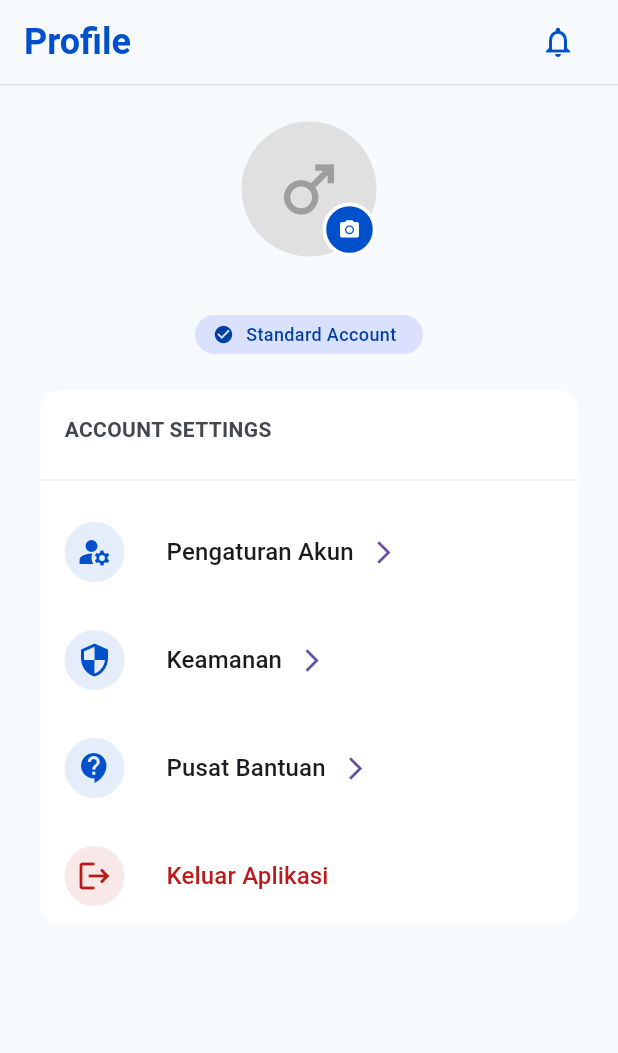
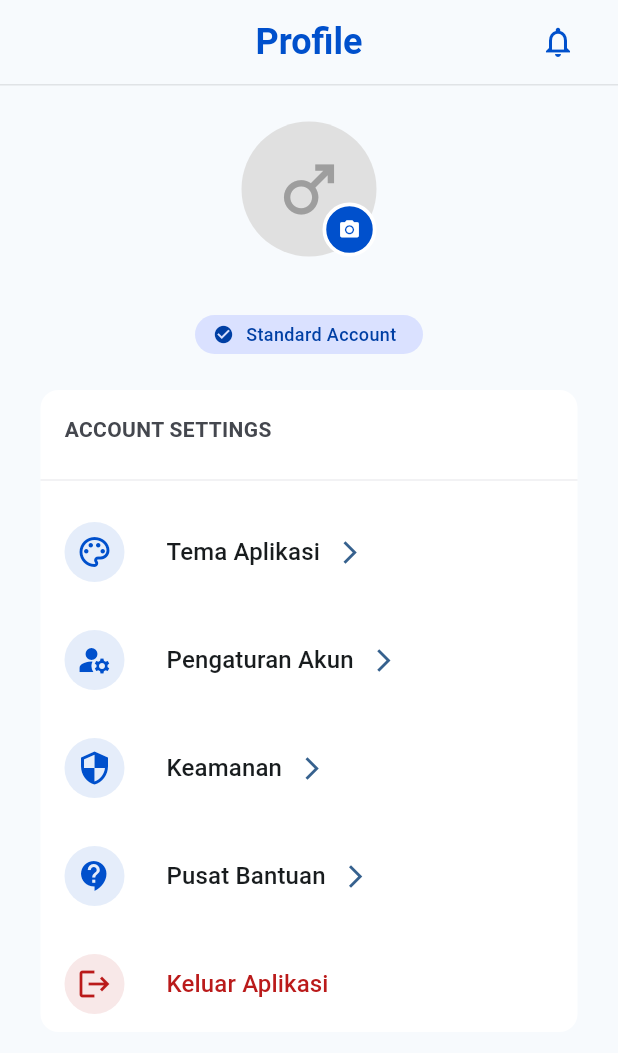
Before and after one commit to hernandoferry/projek_sintakqu_app, a Flutter app: the IndexProfile screen opened directly, on a phone screen of 412 x 824 dp. Shown: the top 1053 px of the screen. Run offline on Flutter 3.47's test engine with Material 3 defaults, Android fonts, the phone set to English and light mode, and no system bars; our stand-ins replace cloud_firestore, device_info_plus, dio, firebase_auth, firebase_core, fl_chart and 5 more; missing offline and left inert: excel; accounts and stored records are empty; generated files the repository leaves out were written again.

Commit message:
add: penambahan fitur dark/light tema

```diff
--- a/lib/helpers/edit_transaksi_helper.dart
+++ b/lib/helpers/edit_transaksi_helper.dart
@@ -18,7 +18,6 @@ class EditTransaksiHelper extends StatefulWidget {
 
   @override
   State<EditTransaksiHelper> createState() => _EditTransaksiHelperState();
-  // _EditTransaksiHelperState createState() => _EditTransaksiHelperState();
 }
 
 class _EditTransaksiHelperState extends State<EditTransaksiHelper> {
--- /dev/null
+++ b/lib/theme/app_theme.dart
@@ -0,0 +1,36 @@
+import 'package:flutter/material.dart';
+
+class AppTheme {
+  static ThemeData lightTheme = ThemeData(
+    useMaterial3: true,
+    brightness: Brightness.light,
+
+    colorSchemeSeed: Colors.blue,
+
+    scaffoldBackgroundColor: Colors.white,
+
+    appBarTheme: const AppBarTheme(centerTitle: true),
+
+    cardTheme: CardThemeData(
+      elevation: 3,
+      shape: RoundedRectangleBorder(borderRadius: BorderRadius.circular(15)),
+    ),
+  );
+
+  static ThemeData darkTheme = ThemeData(
+    useMaterial3: true,
+
+    brightness: Brightness.dark,
+
+    colorSchemeSeed: Colors.blue,
+
+    scaffoldBackgroundColor: const Color(0xff121212),
+
+    appBarTheme: const AppBarTheme(centerTitle: true),
+
+    cardTheme: CardThemeData(
+      elevation: 3,
+      shape: RoundedRectangleBorder(borderRadius: BorderRadius.circular(15)),
+    ),
+  );
+}
--- a/lib/view/laporan/index_laporan.dart
+++ b/lib/view/laporan/index_laporan.dart
@@ -19,7 +19,6 @@ class _IndexLaporanState extends State<IndexLaporan> {
   // 1. Inisialisasi controller dan penampung data di atas override build
   final TextEditingController _dateController = TextEditingController();
   List<TransaksiCloudModel> _hasilPencarian = [];
-  // List<Map<String, dynamic>> _hasilPencarian = [];
 
   // 2. Fungsi saat TextField di-tap
   Future<void> _pilihTanggal(BuildContext context) async {
--- a/lib/view/profile/index_profile.dart
+++ b/lib/view/profile/index_profile.dart
@@ -11,6 +11,7 @@ import 'package:sintakqu/services/firestore_service.dart';
 import 'package:sintakqu/view/profile/keamanan.dart';
 import 'package:sintakqu/view/profile/pengaturan_akun.dart';
 import 'package:sintakqu/view/profile/pusat_bantuan.dart';
+import 'package:sintakqu/view/profile/tema_aplikasi.dart';
 
 class IndexProfile extends StatefulWidget {
   final String defaultImageUrl;
@@ -314,6 +315,50 @@ class _IndexProfileState extends State<IndexProfile> {
                               backgroundColor: Color(0x1A0050CC),
                               radius: 20,
                               child: Icon(
+                                Icons.palette_outlined,
+                                color: Color(0xFF0050CC),
+                              ),
+                            ),
+                            SizedBox(width: 16),
+                            TextButton(
+                              onPressed: () async {
+                                await Navigator.push(
+                                  context,
+                                  MaterialPageRoute(
+                                    builder: (context) => const TemaAplikasi(),
+                                  ),
+                                );
+
+                                setState(() {
+                                  _ambilDataUser = _inisialisasiDataUser();
+                                });
+                              },
+                              child: Row(
+                                children: [
+                                  Text(
+                                    "Tema Aplikasi",
+                                    style: TextStyle(
+                                      fontSize: 16,
+                                      color: Color(0xFF181C1E),
+                                    ),
+                                  ),
+                                  SizedBox(width: 11),
+                                  Icon(Icons.arrow_forward_ios),
+                                ],
+                              ),
+                            ),
+                          ],
+                        ),
+                      ),
+
+                      Padding(
+                        padding: EdgeInsets.only(left: 16, top: 16, bottom: 8),
+                        child: Row(
+                          children: [
+                            const CircleAvatar(
+                              backgroundColor: Color(0x1A0050CC),
+                              radius: 20,
+                              child: Icon(
                                 Icons.manage_accounts,
                                 color: Color(0xFF0050CC),
                               ),
--- a/lib/view/profile/pengaturan_akun.dart
+++ b/lib/view/profile/pengaturan_akun.dart
@@ -206,7 +206,6 @@ class _PengaturanAkunState extends State<PengaturanAkun> {
                                   ),
                                 ),
                                 const SizedBox(width: 8),
-                                // PENGUBAHAN: Tombol dipindah ke luar TextFormField agar tidak ikut terkunci
                                 TextButton(
                                   onPressed: () {
                                     setState(() {
--- a/lib/view/transaksi/transaksi.dart
+++ b/lib/view/transaksi/transaksi.dart
@@ -69,7 +69,6 @@ class _TransaksiState extends State<Transaksi> {
       updatedAt: DateTime.now(),
     );
 
-    // await DbHelper().tambahTransaksi(buatTransaksi.toMap());
     //simpan data transaksi ke firebase
     await _transaksiService.tambahTransaksi(buatTransaksi);
 
```
Also changed, not shown: lib/login.dart (+0 -47 lines), lib/main.dart (+13 -2 lines), lib/theme/theme_controller.dart (added, +51 -0 lines), lib/view/profile/tema_aplikasi.dart (added, +55 -0 lines).
